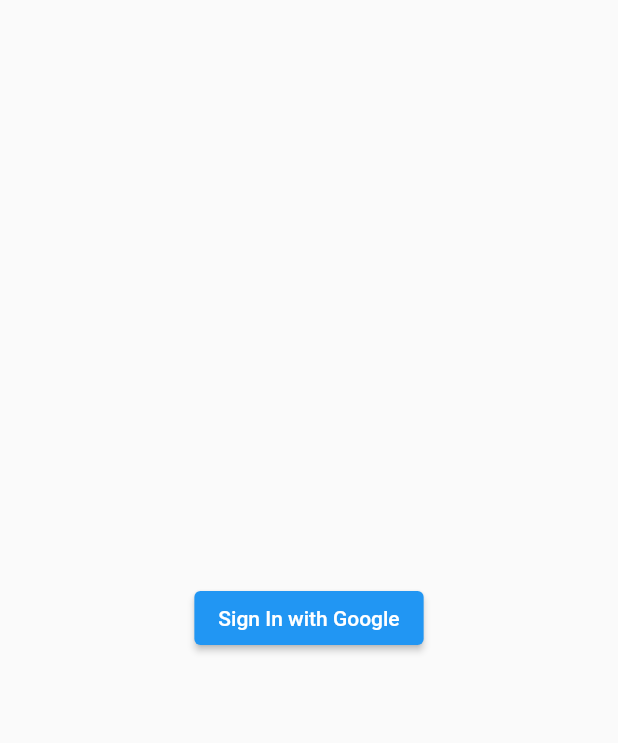
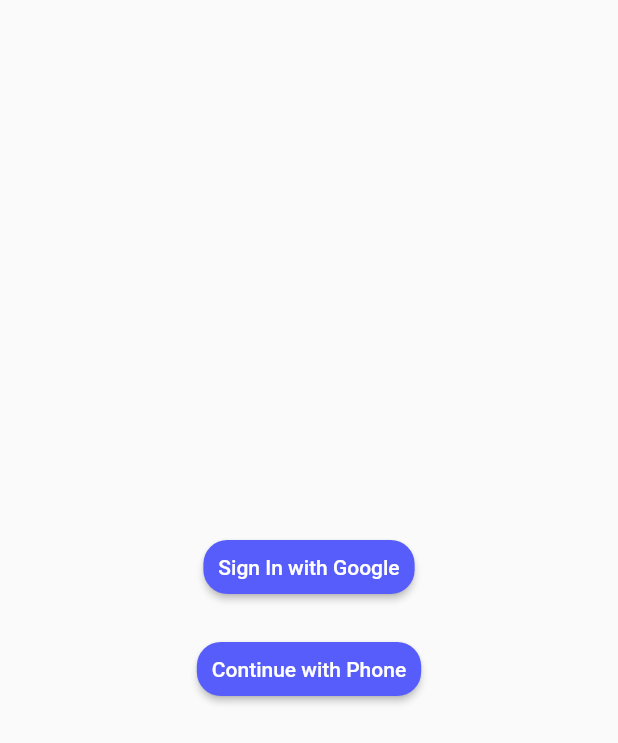
Before and after one commit to arpit-batra/Reeno, a Flutter app: the screen it shows after launch, on a phone screen of 412 x 824 dp. Shown: the top 743 px of the screen. Run offline on Flutter 3.47's test engine with Material 2 defaults, Android fonts, the phone set to English and light mode, and no system bars; our stand-ins replace firebase_auth, firebase_core, google_sign_in; accounts and stored records are empty.

Commit message:
added phone otp login

```diff
--- a/lib/main.dart
+++ b/lib/main.dart
@@ -1,6 +1,8 @@
 import 'package:flutter/material.dart';
 import 'package:firebase_core/firebase_core.dart';
-import 'package:reeno/screens/sign_in_screen.dart';
+import 'package:reeno/screens/login_screen.dart';
+import 'package:reeno/screens/otp_screen.dart';
+import 'package:reeno/screens/phone_login_screen.dart';
 
 void main() {
   WidgetsFlutterBinding.ensureInitialized();
@@ -14,19 +16,43 @@ class MyApp extends StatelessWidget {
   // This widget is the root of your application.
   @override
   Widget build(BuildContext context) {
+    const Map<int, Color> themeColor = {
+      50: Color.fromRGBO(87, 93, 251, .1),
+      100: Color.fromRGBO(87, 93, 251, .2),
+      200: Color.fromRGBO(87, 93, 251, .3),
+      300: Color.fromRGBO(87, 93, 251, .4),
+      400: Color.fromRGBO(87, 93, 251, .5),
+      500: Color.fromRGBO(87, 93, 251, .6),
+      600: Color.fromRGBO(87, 93, 251, .7),
+      700: Color.fromRGBO(87, 93, 251, .8),
+      800: Color.fromRGBO(87, 93, 251, .9),
+      900: Color.fromRGBO(87, 93, 251, 1),
+    };
     return MaterialApp(
       title: 'Flutter Demo',
       theme: ThemeData(
-        // This is the theme of your application.
-        //
-        // Try running your application with "flutter run". You'll see the
-        // application has a blue toolbar. Then, without quitting the app, try
-        // changing the primarySwatch below to Colors.green and then invoke
-        // "hot reload" (press "r" in the console where you ran "flutter run",
-        // or simply save your changes to "hot reload" in a Flutter IDE).
-        // Notice that the counter didn't reset back to zero; the application
-        // is not restarted.
-        primarySwatch: Colors.blue,
+        primarySwatch: const MaterialColor(0xFF575DFB, themeColor),
+        elevatedButtonTheme: ElevatedButtonThemeData(
+          style: ButtonStyle(
+            padding: MaterialStateProperty.all(const EdgeInsets.all(10)),
+            shape: MaterialStateProperty.all(RoundedRectangleBorder(
+                borderRadius: BorderRadius.circular(16))),
+          ),
+        ),
+        inputDecorationTheme: InputDecorationTheme(
+          enabledBorder: OutlineInputBorder(
+              borderSide: const BorderSide(
+                width: 2,
+                color: Color.fromARGB(1023, 87, 93, 251),
+              ),
+              borderRadius: BorderRadius.circular(16)),
+          focusedBorder: OutlineInputBorder(
+              borderSide: const BorderSide(
+                width: 2,
+                color: Color.fromARGB(1023, 87, 93, 251),
+              ),
+              borderRadius: BorderRadius.circular(16)),
+        ),
       ),
       home: FutureBuilder(
         future: _fbApp,
@@ -43,6 +69,10 @@ class MyApp extends StatelessWidget {
           }
         },
       ),
+      routes: {
+        PhoneLoginScreen.routeName: (context) => PhoneLoginScreen(),
+        OtpScreen.routeName: (context) => OtpScreen(),
+      },
     );
   }
 }
--- a/lib/screens/sign_in_screen.dart
+++ b/lib/screens/login_screen.dart
@@ -1,6 +1,8 @@
 import 'package:flutter/material.dart';
+import 'package:firebase_auth/firebase_auth.dart';
 import 'package:google_sign_in/google_sign_in.dart';
-import 'package:firebase_auth/firebase_auth.dart';
+
+import './../screens/phone_login_screen.dart';
 
 class SignInScreen extends StatelessWidget {
   const SignInScreen({Key? key}) : super(key: key);
@@ -27,9 +29,24 @@ class SignInScreen extends StatelessWidget {
   Widget build(BuildContext context) {
     return Scaffold(
       body: Center(
-        child: ElevatedButton(
-            onPressed: signInWithGoogle,
-            child: const Text('Sign In with Google')),
+        child: Column(
+          mainAxisAlignment: MainAxisAlignment.center,
+          children: [
+            ElevatedButton(
+              onPressed: signInWithGoogle,
+              child: const Text('Sign In with Google'),
+            ),
+            const SizedBox(
+              height: 20,
+            ),
+            ElevatedButton(
+              onPressed: () {
+                Navigator.of(context).pushNamed(PhoneLoginScreen.routeName);
+              },
+              child: const Text('Continue with Phone'),
+            )
+          ],
+        ),
       ),
     );
   }
```
Also changed, not shown: lib/helpers/phone_authentication.dart (added, +76 -0 lines), lib/screens/otp_screen.dart (added, +73 -0 lines), lib/screens/phone_login_screen.dart (added, +77 -0 lines).
